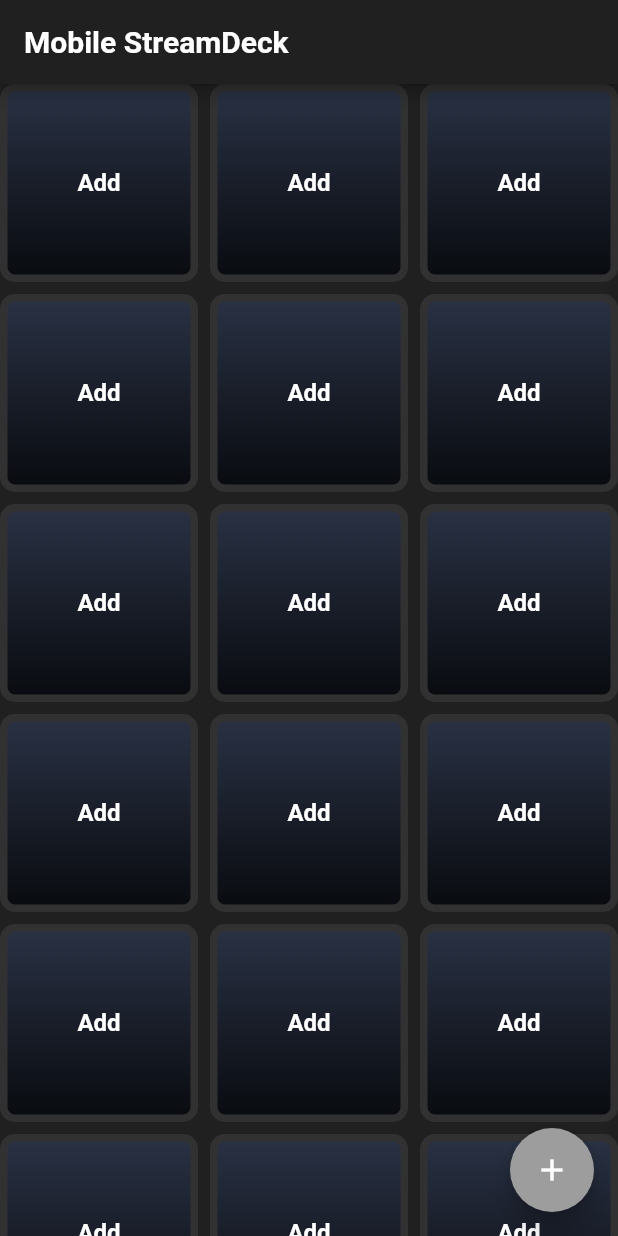
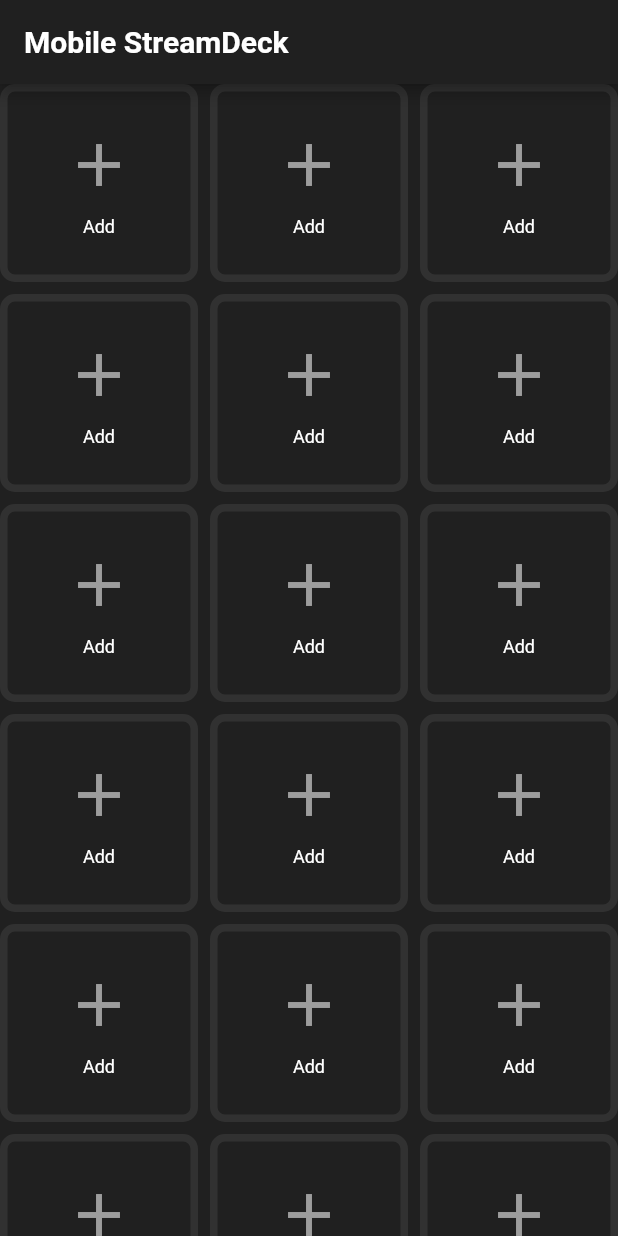
Before and after one commit to julienmatondotezolo/hesdeck, a Flutter app: the screen it shows after launch, on a phone screen of 412 x 824 dp. Run offline on Flutter 3.47's test engine with Material 2 defaults, Android fonts, the phone set to English and light mode, and no system bars; our stand-ins replace shared_preferences.

Commit message:
Adding deck and replace default & sending index

```diff
--- a/lib/widgets/deck_widget.dart
+++ b/lib/widgets/deck_widget.dart
@@ -1,69 +1,101 @@
 import 'package:flutter/material.dart';
 import 'package:hessdeck/models/deck.dart';
+import 'package:hessdeck/screens/deck_screen.dart';
 import 'package:hessdeck/themes/colors.dart';
+import 'package:hessdeck/utils/helpers.dart';
 
 class DeckWidget extends StatelessWidget {
   final Deck? deck; // Deck can be null
-  final VoidCallback onPressed;
+  final VoidCallback? onPressed;
   final BuildContext homeScreenContext; // Pass the HomeScreen's context
+  final int deckIndex; // Index of the deck in the list
 
   const DeckWidget({
     Key? key,
     required this.deck,
-    required this.onPressed,
+    this.onPressed,
     required this.homeScreenContext,
+    required this.deckIndex,
   }) : super(key: key);
 
   @override
   Widget build(BuildContext context) {
     if (deck!.defaultDeck) {
       return GestureDetector(
-        onTap: onPressed,
+        onTap: () {
+          Helpers.showAddDeckDialog(context, "Add new deck", deckIndex);
+        },
         child: Container(
           padding: const EdgeInsets.all(8.0),
           decoration: BoxDecoration(
-            gradient: AppColors.blueToDarkGradient,
+            gradient: deck!.backgroundColor,
             border: Border.all(color: AppColors.darkGrey, width: 5),
             borderRadius: BorderRadius.circular(10.0),
             shape: BoxShape.rectangle,
           ),
-          child: Center(
-            child: Text(
-              deck?.name ?? "Add",
-              style: const TextStyle(
-                  color: Colors.white,
-                  fontWeight: FontWeight.bold,
-                  fontSize: 16),
+          child: Column(
+            mainAxisAlignment: MainAxisAlignment.center,
+            mainAxisSize: MainAxisSize.min,
+            children: [
+              Center(
+                child: Icon(
+                  deck!.iconData,
+                  color: AppColors.lightGrey,
+                  size: 48.0,
                 ),
+              ),
+              const SizedBox(height: 10),
+              Text(
+                deck!.name,
+                style: const TextStyle(color: Colors.white, fontSize: 12),
+              ),
+            ],
           ),
         ),
       );
     } else {
       return GestureDetector(
-        onTap: onPressed,
-        child: Column(
-          children: [
-            Container(
+        onTap: () {
+          Navigator.push(
+            context,
+            MaterialPageRoute(
+              builder: (context) => DeckScreen(
+                deck: deck ??
+                    Deck(
+                      name: 'Default Deck',
+                      iconData: Icons.widgets,
+                      buttons: [],
+                    ),
+              ), // Provide a default value for deck
+            ),
+          );
+        },
+        child: Container(
           padding: const EdgeInsets.all(8.0),
           decoration: BoxDecoration(
-                gradient: AppColors.blueToDarkGradient,
-                border: Border.all(color: AppColors.darkGrey, width: 3),
+            gradient: deck!.backgroundColor,
+            border: Border.all(color: AppColors.darkGrey, width: 5),
             borderRadius: BorderRadius.circular(10.0),
             shape: BoxShape
                 .rectangle, // Use BoxShape.rectangle to add a rounded border
           ),
-              child: Center(
+          child: Column(
+            mainAxisAlignment: MainAxisAlignment.center,
+            mainAxisSize: MainAxisSize.min,
+            children: [
+              Center(
                 child: Icon(
                   deck!.iconData,
                   color: Colors.white,
                 ),
               ),
-            ),
+              const SizedBox(height: 10),
               Text(
                 deck?.name ?? "Add name to deck",
-              style: const TextStyle(color: Colors.white, fontSize: 16),
+                style: const TextStyle(color: Colors.white, fontSize: 12),
               ),
             ],
+          ),
         ),
       );
     }
```
Also changed, not shown: lib/providers/deck_provider.dart (+10 -3 lines), lib/screens/home_screen.dart (+2 -51 lines). Lines whose indentation alone changed are shown as unchanged.
